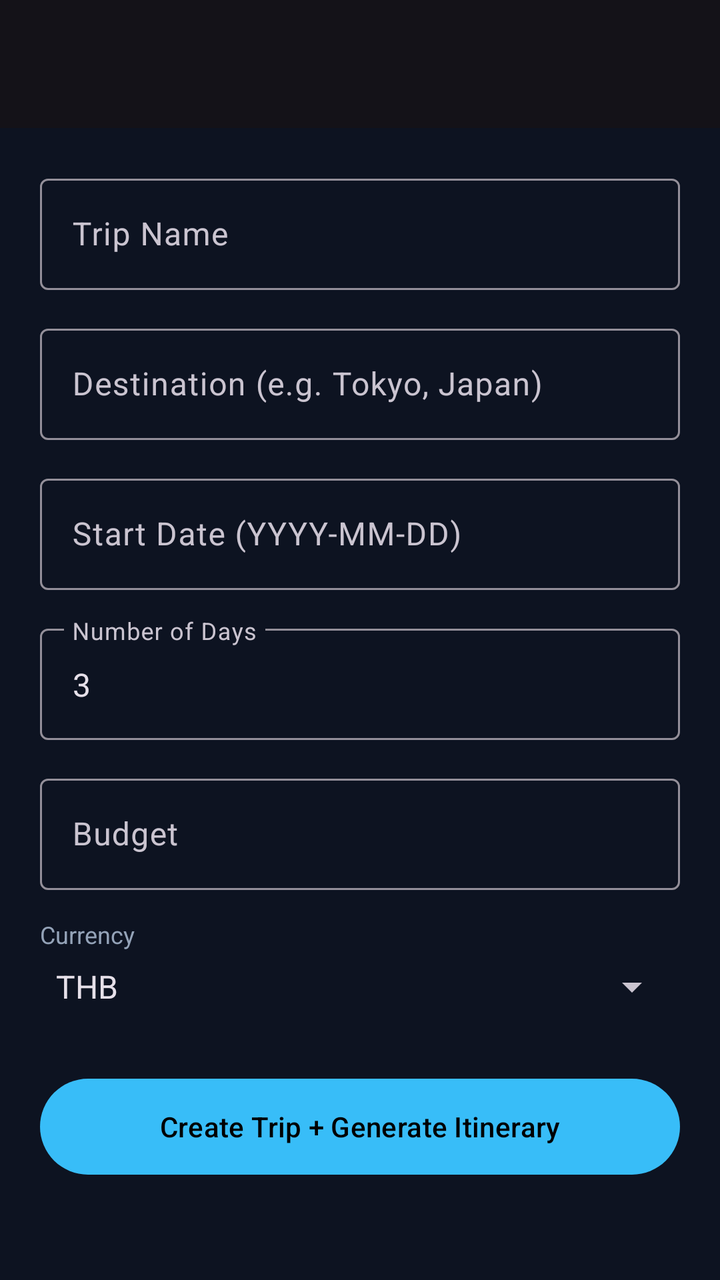
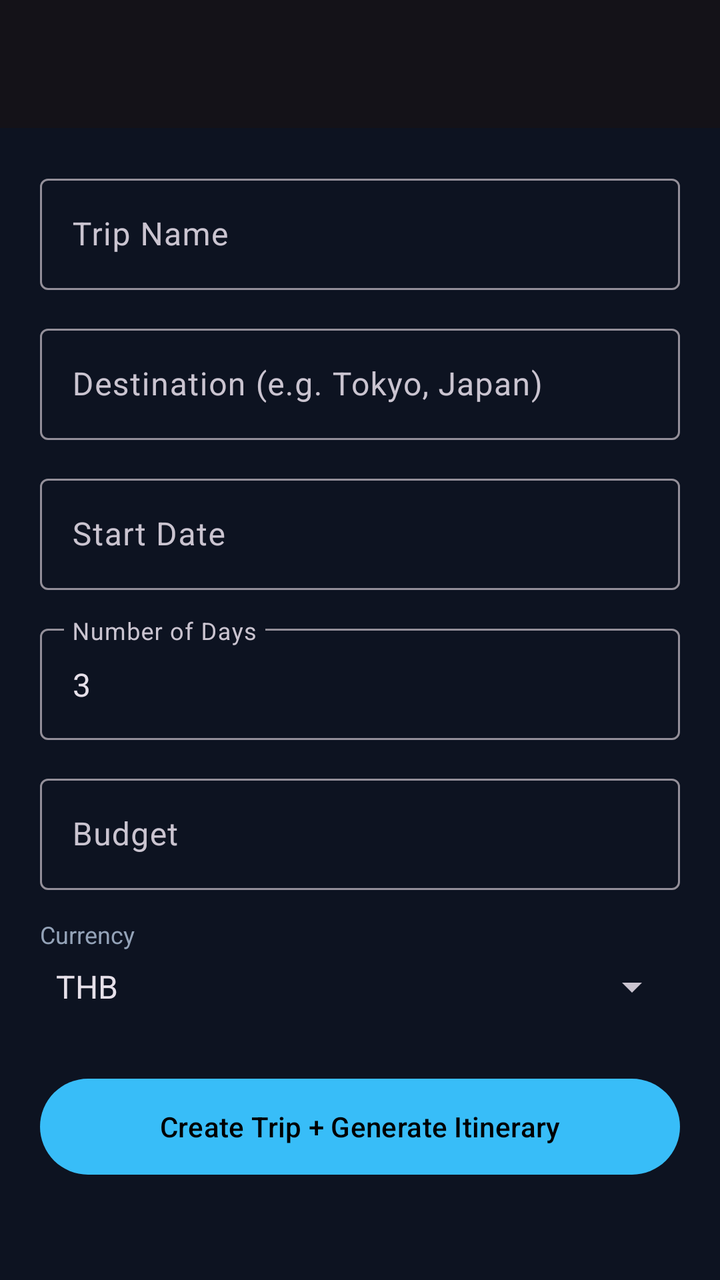

Before-and-after screenshots of an Android layout around one commit, followed by the original layout XML and the change that was made.
<!-- AndroidManifest.xml: application theme Theme.TravelPlanner -->
<!-- res/layout/activity_create_trip.xml -->
<?xml version="1.0" encoding="utf-8"?>
<androidx.coordinatorlayout.widget.CoordinatorLayout
    xmlns:android="http://schemas.android.com/apk/res/android"
    xmlns:app="http://schemas.android.com/apk/res-auto"
    android:layout_width="match_parent"
    android:layout_height="match_parent"
    android:background="@color/background">

    <com.google.android.material.appbar.AppBarLayout
        android:layout_width="match_parent"
        android:layout_height="wrap_content">
        <androidx.appcompat.widget.Toolbar
            android:id="@+id/toolbar"
            android:layout_width="match_parent"
            android:layout_height="?attr/actionBarSize"
            android:title="New Trip" />
    </com.google.android.material.appbar.AppBarLayout>

    <ScrollView
        android:layout_width="match_parent"
        android:layout_height="match_parent"
        android:fillViewport="true"
        app:layout_behavior="@string/appbar_scrolling_view_behavior">

        <LinearLayout
            android:layout_width="match_parent"
            android:layout_height="wrap_content"
            android:orientation="vertical"
            android:padding="20dp">

            <com.google.android.material.textfield.TextInputLayout
                android:layout_width="match_parent"
                android:layout_height="wrap_content"
                android:layout_marginBottom="14dp"
                android:hint="Trip Name">
                <com.google.android.material.textfield.TextInputEditText
                    android:id="@+id/editTitle"
                    android:layout_width="match_parent"
                    android:layout_height="wrap_content"
                    android:imeOptions="actionNext"
                    android:inputType="text" />
            </com.google.android.material.textfield.TextInputLayout>

            <com.google.android.material.textfield.TextInputLayout
                android:layout_width="match_parent"
                android:layout_height="wrap_content"
                android:layout_marginBottom="14dp"
                android:hint="Destination (e.g. Tokyo, Japan)">
                <com.google.android.material.textfield.TextInputEditText
                    android:id="@+id/editDestination"
                    android:layout_width="match_parent"
                    android:layout_height="wrap_content"
                    android:imeOptions="actionNext"
                    android:inputType="text" />
            </com.google.android.material.textfield.TextInputLayout>

            <com.google.android.material.textfield.TextInputLayout
                android:layout_width="match_parent"
                android:layout_height="wrap_content"
                android:layout_marginBottom="14dp"
                android:hint="Start Date (YYYY-MM-DD)">
                <com.google.android.material.textfield.TextInputEditText
                    android:id="@+id/editStartDate"
                    android:layout_width="match_parent"
                    android:layout_height="wrap_content"
                    android:imeOptions="actionNext"
                    android:inputType="date" />
            </com.google.android.material.textfield.TextInputLayout>

            <com.google.android.material.textfield.TextInputLayout
                android:layout_width="match_parent"
                android:layout_height="wrap_content"
                android:layout_marginBottom="14dp"
                android:hint="Number of Days">
                <com.google.android.material.textfield.TextInputEditText
                    android:id="@+id/editDays"
                    android:layout_width="match_parent"
                    android:layout_height="wrap_content"
                    android:imeOptions="actionNext"
                    android:inputType="number"
                    android:text="3" />
            </com.google.android.material.textfield.TextInputLayout>

            <com.google.android.material.textfield.TextInputLayout
                android:layout_width="match_parent"
                android:layout_height="wrap_content"
                android:layout_marginBottom="14dp"
                android:hint="Budget">
                <com.google.android.material.textfield.TextInputEditText
                    android:id="@+id/editBudget"
                    android:layout_width="match_parent"
                    android:layout_height="wrap_content"
                    android:imeOptions="actionDone"
                    android:inputType="numberDecimal" />
            </com.google.android.material.textfield.TextInputLayout>

            <TextView
                android:layout_width="match_parent"
                android:layout_height="wrap_content"
                android:layout_marginBottom="6dp"
                android:text="Currency"
                android:textColor="@color/text_secondary"
                android:textSize="12sp" />

            <Spinner
                android:id="@+id/spinnerCurrency"
                android:layout_width="match_parent"
                android:layout_height="wrap_content"
                android:layout_marginBottom="14dp"
                android:entries="@array/currencies" />

            <com.google.android.material.button.MaterialButton
                android:id="@+id/btnCreate"
                android:layout_width="match_parent"
                android:layout_height="56dp"
                android:layout_marginTop="16dp"
                android:text="Create Trip + Generate Itinerary"
                app:backgroundTint="@color/primary" />

        </LinearLayout>
    </ScrollView>
</androidx.coordinatorlayout.widget.CoordinatorLayout>
<!-- resources referenced by this layout -->
<resources>
  <string-array name="currencies">
          <item>THB</item>
          <item>USD</item>
          <item>EUR</item>
          <item>JPY</item>
          <item>SGD</item>
          <item>GBP</item>
      </string-array>
  <color name="background">#0D1321</color>
  <color name="primary">#38BDF8</color>
  <color name="text_secondary">#94A3B8</color>
  <style name="Theme.TravelPlanner" parent="Theme.Material3.Dark.NoActionBar">
          <item name="colorPrimary">@color/primary</item>
          <item name="colorPrimaryVariant">@color/primary_dark</item>
          <item name="colorOnPrimary">@color/on_primary</item>
          <item name="colorSecondary">@color/accent</item>
          <item name="android:colorBackground">@color/background</item>
      </style>
  <color name="primary_dark">#0284C7</color>
  <color name="on_primary">#000000</color>
  <color name="accent">#F97316</color>
</resources>

<!-- the commit's change to res/layout/activity_create_trip.xml (unified diff, before → after) -->
@@ -58,13 +58,14 @@
                 android:layout_width="match_parent"
                 android:layout_height="wrap_content"
                 android:layout_marginBottom="14dp"
-                android:hint="Start Date (YYYY-MM-DD)">
+                android:hint="Start Date">
                 <com.google.android.material.textfield.TextInputEditText
                     android:id="@+id/editStartDate"
                     android:layout_width="match_parent"
                     android:layout_height="wrap_content"
-                    android:imeOptions="actionNext"
-                    android:inputType="date" />
+                    android:focusable="false"
+                    android:clickable="true"
+                    android:inputType="none" />
             </com.google.android.material.textfield.TextInputLayout>
 
             <com.google.android.material.textfield.TextInputLayout
